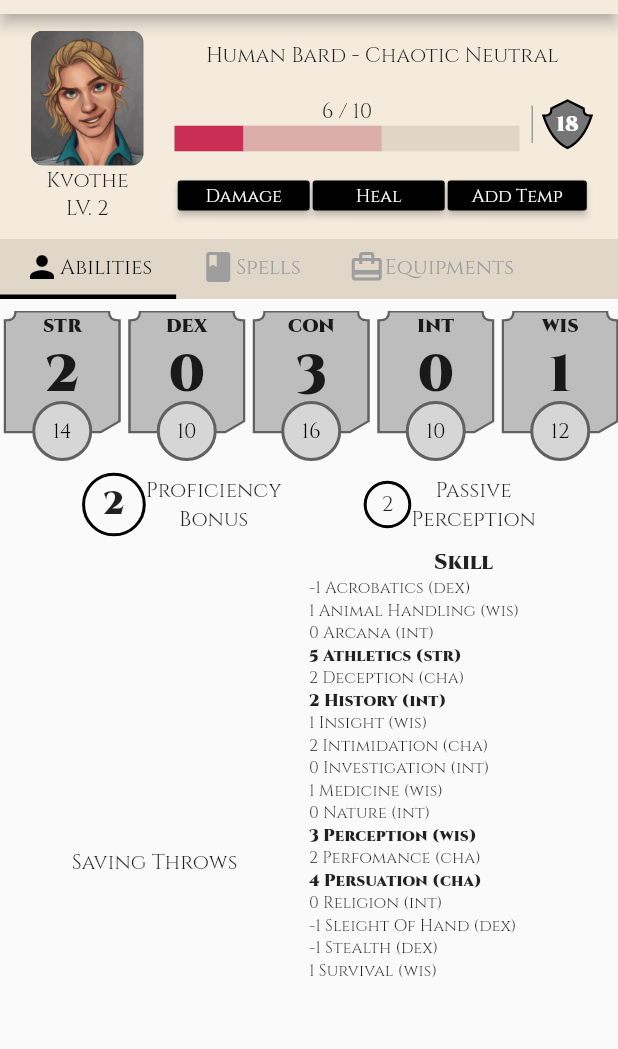
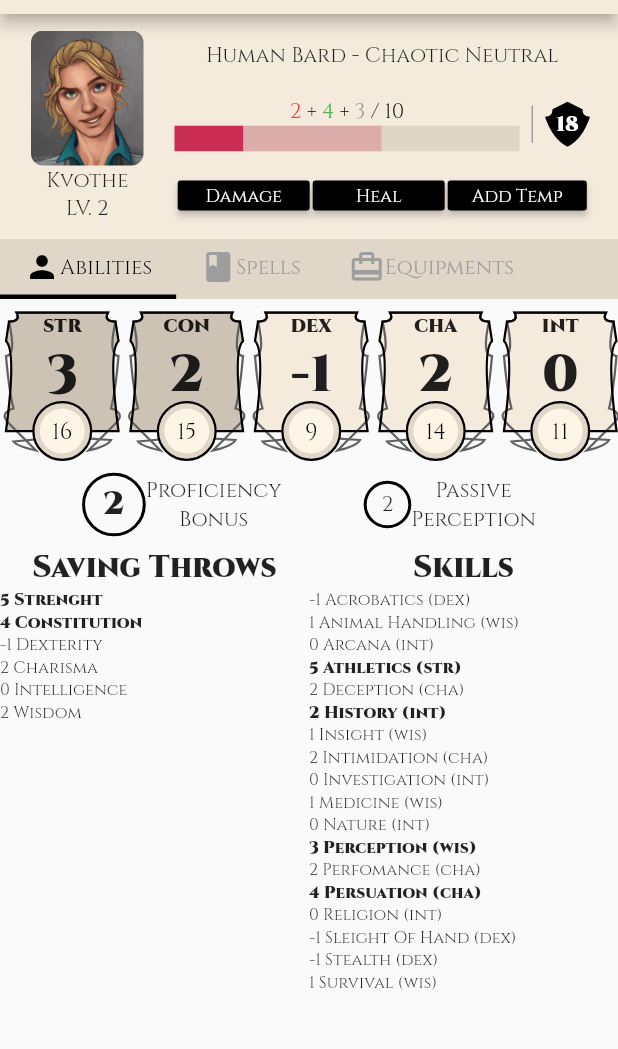
Before and after one commit to lucastercas/dnd-flutter, a Flutter app: the screen it shows after launch, on a phone screen of 412 x 824 dp, the part 70-1119 px from its top. Run offline on Flutter 3.47's test engine with Material 2 defaults, Android fonts, the phone set to English and light mode, and no system bars.

Commit message:
feat(abilities): Add decorations to ability widget

```diff
--- a/lib/models/char.dart
+++ b/lib/models/char.dart
@@ -10,6 +10,7 @@
       this.alignment,
       this.maxHealth,
       this.curHealth,
+      this.tempHealth,
       this.healing,
       this.level,
       this.armour,
@@ -36,6 +37,7 @@
   final int maxHealth;
   final int curHealth;
   final int healing;
+  final int tempHealth;
   final int armour;
 
   Character.fromJson(Map<String, dynamic> json)
@@ -47,9 +49,10 @@
         race = json['race'],
         level = json['level'],
         alignment = json['alignment'],
+        charClass = json['class'],
         maxHealth = json['maxHealth'],
-        charClass = json['class'],
         curHealth = json['curHealth'],
+        tempHealth = json['tempHealth'],
         healing = json['healing'],
         proficiencies = json['proficiencies'],
         savingThrows = json['savingThrows'],
@@ -65,6 +68,7 @@
         'class': charClass,
         'maxHealth': maxHealth,
         'curHealth': curHealth,
+        'tempHealth': tempHealth,
         'savingThrows': savingThrows,
         'healing': healing,
         'proficiencies': proficiencies,
--- a/lib/screens/character.dart
+++ b/lib/screens/character.dart
@@ -41,7 +41,7 @@
             SliverPersistentHeader(
               floating: true,
               pinned: true,
-              delegate: _SliverCharacterHeaderDelegate(
+              delegate: _SliverCharacterStatusDelegate(
                 minHeight: 75,
                 maxHeight: 150,
                 char: char,
@@ -75,8 +75,8 @@
   }
 }
 
-class _SliverCharacterHeaderDelegate extends SliverPersistentHeaderDelegate {
-  _SliverCharacterHeaderDelegate({
+class _SliverCharacterStatusDelegate extends SliverPersistentHeaderDelegate {
+  _SliverCharacterStatusDelegate({
     @required this.minHeight,
     @required this.maxHeight,
     @required this.char,
@@ -107,7 +107,7 @@
   double get minExtent => minHeight;
 
   @override
-  bool shouldRebuild(_SliverCharacterHeaderDelegate oldDelegate) {
+  bool shouldRebuild(_SliverCharacterStatusDelegate oldDelegate) {
     return maxHeight != oldDelegate.maxHeight ||
         minHeight != oldDelegate.minHeight;
   }
--- a/lib/widgets/abilities_tab_view.dart
+++ b/lib/widgets/abilities_tab_view.dart
@@ -18,20 +18,7 @@
         Container(
           padding: EdgeInsets.only(top: 8),
           height: 108,
-          child: ListView.builder(
-            physics: BouncingScrollPhysics(),
-            scrollDirection: Axis.horizontal,
-            itemCount: char.abilities.length,
-            itemBuilder: (BuildContext context, int index) {
-              String abilityName = char.abilities.keys.elementAt(index);
-              var curAbility = char.abilities[abilityName];
-              return AbilityWidget(
-                mod: curAbility["mod"],
-                value: curAbility["value"],
-                name: abilityName,
-              );
-            },
-          ),
+          child: _buildAbilities(),
         ),
         Row(
           mainAxisAlignment: MainAxisAlignment.spaceEvenly,
@@ -42,11 +29,29 @@
         ),
         Row(
           children: <Widget>[
-            CharacterSavingThrows(),
+            CharacterSavingThrows(char: char),
             CharacterSkills(char: char),
           ],
         ),
       ],
     );
   }
+
+  ListView _buildAbilities() {
+    return ListView.builder(
+      physics: BouncingScrollPhysics(),
+      scrollDirection: Axis.horizontal,
+      itemCount: char.abilities.length,
+      itemBuilder: (BuildContext context, int index) {
+        String abilityName = char.abilities.keys.elementAt(index);
+        var curAbility = char.abilities[abilityName];
+        return AbilityWidget(
+          mod: curAbility["mod"],
+          value: curAbility["value"],
+          name: abilityName,
+          proficient: char.proficiencies.contains(abilityName),
+        );
+      },
+    );
+  }
 }
--- a/lib/widgets/ability.dart
+++ b/lib/widgets/ability.dart
@@ -8,11 +8,13 @@
     @required this.name,
     @required this.value,
     @required this.mod,
+    @required this.proficient,
   }) : super(key: key);
 
   final String name;
   final int value;
   final int mod;
+  final bool proficient;
 
   @override
   Widget build(BuildContext context) {
@@ -20,7 +22,7 @@
       padding: EdgeInsets.only(left: 4, right: 4),
       child: Stack(
         children: <Widget>[
-          ModAbility(name: name, mod: mod),
+          ModAbility(name: name, mod: mod, proficient: proficient),
           ValueAbility(value: value)
         ],
       ),
--- a/lib/widgets/ability_mod.dart
+++ b/lib/widgets/ability_mod.dart
@@ -1,38 +1,167 @@
 import 'package:flutter/material.dart';
 
-void bezierTo(Path path, Offset control, Offset end) {
+void bezierTo(Path path, Offset control, Offset end, {String side = "left"}) {
   path.quadraticBezierTo(control.dx, control.dy, end.dx, end.dy);
 }
 
+Path decorationPath(Size size) {
+  Path path = Path();
+
+  // Top left curve
+  path.moveTo(2, 7);
+  bezierTo(
+    path,
+    Offset(10, 7),
+    Offset(7, 1),
+  );
+
+  // Go to right
+  path.lineTo(size.width - 7, 1);
+  // Top right curve
+  bezierTo(
+    path,
+    Offset(size.width - 10, 7),
+    Offset(size.width - 2, 7),
+  );
+
+  // Right decoration 1
+  bezierTo(
+    path,
+    Offset(size.width - 7, 30),
+    Offset(size.width, 30),
+  );
+
+  // Right decoration 2
+  bezierTo(
+    path,
+    Offset(size.width - 2, size.height / 1.5),
+    Offset(size.width - 5, size.height - 15),
+  );
+
+  // Right decoration 3
+  bezierTo(
+    path,
+    Offset(size.width + 5, size.height - 12),
+    Offset(size.width - 2, size.height - 5),
+  );
+  path.lineTo(size.width - 20, size.height + 13);
+
+  // Right decoration 4
+  bezierTo(
+    path,
+    Offset(size.width - 7, size.height + 10),
+    Offset(size.width - 5, size.height + 6),
+  );
+
+  // Go to left
+  bezierTo(
+    path,
+    Offset(size.width / 2, size.height + 3),
+    Offset(5, size.height + 7), // decoration left 4 begin
+  );
+
+  // Left decoration 4
+  bezierTo(
+    path,
+    Offset(7, size.height + 10),
+    Offset(20, size.height + 13),
+  );
+
+  // path.lineTo(18.5, size.height + 10.5);
+
+  path.lineTo(2, size.height - 5);
+
+  // Left decoration 3
+  bezierTo(
+    path,
+    Offset(-5, size.height - 12),
+    Offset(5, size.height - 15),
+  );
+
+  // Left decoration 2
+  bezierTo(
+    path,
+    Offset(2, size.height / 1.5),
+    Offset(0, 30),
+  );
+
+  // Left decoration 1
+  bezierTo(
+    path,
+    Offset(7, 30),
+    Offset(2, 7),
+  );
+
+  path.close();
+
+  return path;
+}
+
 Path makePath(Size size) {
+  Path path = Path();
 
-  double mainPoint = 7;
-  Path path = Path();
-  path.moveTo(0, mainPoint);
-  var control1 = new Offset(mainPoint, mainPoint);
-  var end1 = new Offset(mainPoint, 1);
+  // Top Left Thing
+  path.moveTo(2, 7);
+  Offset control1 = Offset(10, 7);
+  Offset end1 = Offset(7, 1);
   bezierTo(path, control1, end1);
 
-  path.lineTo(size.width - mainPoint, 1);
-  var control2 = new Offset(size.width - mainPoint, mainPoint);
-  var end2 = new Offset(size.width, mainPoint);
+  // Top Right Thing
+  path.lineTo(size.width - 7, 1);
+  Offset control2 = Offset(size.width - 10, 7);
+  Offset end2 = Offset(size.width - 2, 7);
   bezierTo(path, control2, end2);
 
-  path.lineTo(size.width, size.height-mainPoint);
-  path.lineTo(size.width-mainPoint-5, size.height);
+  // Middle Right
+  path.lineTo(size.width, 20);
+
+  // Bottom Right Thing
+  Offset control3 = Offset(size.width - 7, (size.height / 3));
+  Offset end3 = Offset(size.width, size.height);
+  bezierTo(path, control3, end3);
+
+  // Bottom Left
   path.lineTo(0, size.height);
+
+  // Bottom Left to Middle
+  Offset control4 = Offset(7, (size.height / 3));
+  Offset end4 = Offset(0, 20);
+  bezierTo(path, control4, end4);
+
   path.close();
+
   return path;
 }
 
 class AbilityWidgetPainter extends CustomPainter {
+  AbilityWidgetPainter({this.pathFunction});
+  var pathFunction;
+
   @override
   void paint(Canvas canvas, Size size) {
     Paint paint = Paint()
       ..style = PaintingStyle.stroke
-      ..strokeWidth = 3
+      ..strokeWidth = 1.5
+      ..color = Colors.black;
+    Path path = pathFunction(size);
+    canvas.drawPath(path, paint);
+  }
+
+  @override
+  bool shouldRepaint(CustomPainter oldDelegate) => true;
+}
+
+class AbilityWidgetDecorationPainter extends CustomPainter {
+  AbilityWidgetDecorationPainter({this.pathFunction});
+  var pathFunction;
+
+  @override
+  void paint(Canvas canvas, Size size) {
+    Paint paint = Paint()
+      ..style = PaintingStyle.stroke
+      ..strokeWidth = 1.5
       ..color = Colors.grey[700];
-    Path path = makePath(size);
+    Path path = pathFunction(size);
     canvas.drawPath(path, paint);
   }
 
@@ -52,10 +181,12 @@
     Key key,
     @required this.name,
     @required this.mod,
+    @required this.proficient,
   }) : super(key: key);
 
   final String name;
   final int mod;
+  final bool proficient;
 
   @override
   Widget build(BuildContext context) {
@@ -64,14 +195,14 @@
       width: 75,
       child: Stack(
         children: <Widget>[
-          CustomPaint(
-            painter: AbilityWidgetPainter(),
-            child: Container(height: 100),
-          ),
           ClipPath(
             clipper: AbilityWidgetClipper(),
             child: Container(
-              decoration: BoxDecoration(color: Colors.grey[400]),
+              decoration: BoxDecoration(
+                color: proficient
+                    ? Color.fromRGBO(204, 195, 181, 1)
+                    : Color.fromRGBO(244, 235, 221, 1),
+              ),
               alignment: Alignment(0, 0),
               child: Column(
                 children: <Widget>[
@@ -80,6 +211,15 @@
                 ],
               ),
             ),
+          ),
+          CustomPaint(
+            painter:
+                AbilityWidgetDecorationPainter(pathFunction: decorationPath),
+            child: Container(height: 80),
+          ),
+          CustomPaint(
+            painter: AbilityWidgetPainter(pathFunction: makePath),
+            child: Container(height: 80),
           ),
         ],
       ),
@@ -91,7 +231,6 @@
       "${this.mod}",
       style: TextStyle(
         fontSize: 35,
-
         fontWeight: FontWeight.w600,
       ),
     );
@@ -101,7 +240,6 @@
     return Text(
       "${this.name}",
       style: TextStyle(
-
         fontWeight: FontWeight.w600,
       ),
     );
--- a/lib/widgets/ability_value.dart
+++ b/lib/widgets/ability_value.dart
@@ -15,24 +15,33 @@
       bottom: 0,
       child: Container(
         alignment: Alignment(0, 0),
+        height: 40,
+        width: 60,
         decoration: BoxDecoration(
-          color: Colors.grey[350],
+          color: Color.fromRGBO(224, 215, 201, 1),
           shape: BoxShape.circle,
           border: Border.all(
-            width: 2,
-            color: Colors.grey[700],
+            width: 1.5,
+            color: Colors.black,
           ),
         ),
-        child: Text(
-          "${this.value}",
-          style: TextStyle(
-            color: Colors.black,
-
-            fontWeight: FontWeight.w500,
+        child: Container(
+          height: 30,
+          alignment: Alignment(0, 0),
+          width: 50,
+          decoration: BoxDecoration(
+            shape: BoxShape.circle,
+            color: Color.fromRGBO(254, 245, 231, 1),
+          ),
+          child: Text(
+            "${this.value}",
+            style: TextStyle(
+              color: Colors.black,
+              fontWeight: FontWeight.w500,
+              fontSize: 15
+            ),
           ),
         ),
-        height: 40,
-        width: 60,
       ),
     );
   }
--- a/lib/widgets/character_armour.dart
+++ b/lib/widgets/character_armour.dart
@@ -35,20 +35,20 @@
   return path;
 }
 
-class ArmourPainter extends CustomPainter {
-  @override
-  void paint(Canvas canvas, Size size) {
-    Paint paint = Paint()
-      ..style = PaintingStyle.stroke
-      ..strokeWidth = 3
-      ..color = Colors.black;
-    Path path = makePath(size);
-    canvas.drawPath(path, paint);
-  }
+// class ArmourPainter extends CustomPainter {
+//   @override
+//   void paint(Canvas canvas, Size size) {
+//     Paint paint = Paint()
+//       ..style = PaintingStyle.stroke
+//       ..strokeWidth = 3
+//       ..color = Colors.black;
+//     Path path = makePath(size);
+//     canvas.drawPath(path, paint);
+//   }
 
-  @override
-  bool shouldRepaint(CustomPainter oldDelegate) => true;
-}
+//   @override
+//   bool shouldRepaint(CustomPainter oldDelegate) => true;
+// }
 
 class ArmourClipper extends CustomClipper<Path> {
   @override
@@ -67,29 +67,28 @@
     return Container(
       height: 30,
       width: 30,
-      child: Stack(
-        children: <Widget>[
-          CustomPaint(
-            painter: ArmourPainter(),
-            child: Container(height: 30),
-          ),
-          ClipPath(
+      child: ClipPath(
         clipper: ArmourClipper(),
         child: Container(
           alignment: Alignment(0, 0),
-              color: Colors.grey[600],
+          color: Colors.black,
           child: Text(
             "${armourValue}",
             style: TextStyle(
               color: Colors.white,
-
               fontWeight: FontWeight.w600,
             ),
           ),
         ),
-          )
-        ],
       ),
+      // child: Stack(
+      //   children: <Widget>[
+      //     // CustomPaint(
+      //     //   painter: ArmourPainter(),
+      //     //   child: Container(height: 30),
+      //     // ),
+      //   ],
+      // ),
     );
   }
 }
--- a/lib/widgets/character_saving_throws.dart
+++ b/lib/widgets/character_saving_throws.dart
@@ -1,16 +1,48 @@
+import 'package:dnd/models/char.dart';
 import 'package:flutter/material.dart';
 
 class CharacterSavingThrows extends StatelessWidget {
   const CharacterSavingThrows({
     Key key,
+    @required this.char,
   }) : super(key: key);
+  final Character char;
 
   @override
   Widget build(BuildContext context) {
     return Expanded(
       child: Column(
         children: <Widget>[
-          Text("Saving Throws"),
+          Text(
+            "Saving Throws",
+            style: TextStyle(
+              fontWeight: FontWeight.bold,
+              fontSize: 20,
+            ),
+          ),
+          Container(
+            height: 400,
+            child: ListView.builder(
+              physics: BouncingScrollPhysics(),
+              itemCount: char.savingThrows.length,
+              itemBuilder: (BuildContext context, int index) {
+                var savingThrowName = char.savingThrows.keys.elementAt(index);
+                Map<String, dynamic> curSavingThrow =
+                    char.savingThrows[savingThrowName];
+                return Container(
+                  child: Text(
+                    "${curSavingThrow["value"]} ${savingThrowName}",
+                    style: TextStyle(
+                      fontSize: 11,
+                      fontWeight: curSavingThrow["proficient"]
+                          ? FontWeight.bold
+                          : FontWeight.normal,
+                    ),
+                  ),
+                );
+              },
+            ),
+          ),
         ],
       ),
     );
--- a/lib/widgets/character_skills.dart
+++ b/lib/widgets/character_skills.dart
@@ -1,4 +1,3 @@
-
 import 'package:dnd/models/char.dart';
 import 'package:flutter/material.dart';
 
@@ -15,7 +14,13 @@
     return Expanded(
       child: Column(
         children: <Widget>[
-          Text("Skill", style: TextStyle(fontWeight: FontWeight.bold)),
+          Text(
+            "Skills",
+            style: TextStyle(
+              fontWeight: FontWeight.bold,
+              fontSize: 20,
+            ),
+          ),
           Container(
             height: 400,
             child: ListView.builder(
--- a/lib/widgets/character_status.dart
+++ b/lib/widgets/character_status.dart
@@ -86,9 +86,31 @@
           fit: FlexFit.loose,
           child: Column(
             children: <Widget>[
-              Text(
-                "${widget.char.curHealth + widget.char.healing} / ${widget.char.maxHealth}",
-                style: _textStyle,
+              Row(
+                children: <Widget>[
+                  Text(
+                    "${widget.char.curHealth}",
+                    style: TextStyle(color: Colors.red),
+                  ),
+                  widget.char.healing != 0 ? Text(" + ") : Container(),
+                  widget.char.healing != 0
+                      ? Text(
+                          "${widget.char.healing}",
+                          style: TextStyle(color: Colors.green),
+                        )
+                      : Container(),
+                  widget.char.healing != 0 ? Text(" + ") : Container(),
+                  widget.char.healing != 0
+                      ? Text(
+                          "${widget.char.tempHealth}",
+                          style: TextStyle(color: Colors.grey),
+                        )
+                      : Container(),
+                  Text(
+                    " / ${widget.char.maxHealth}",
+                    style: TextStyle(color: Colors.black),
+                  )
+                ],
               ),
               Container(
                 width: 230,
--- a/lib/widgets/health_bar.dart
+++ b/lib/widgets/health_bar.dart
@@ -22,7 +22,6 @@
   final Animation<Color> healingColor = const AlwaysStoppedAnimation<Color>(
     Color.fromRGBO(219, 174, 172, 1),
   );
-
 }
 
 class LinearHealthProgressIndicator extends HealthProgressIndicator {
@@ -136,6 +135,7 @@
     final Paint bkgPaint = Paint()
       ..color = backgroundColor
       ..style = PaintingStyle.fill;
+
     canvas.drawRect(Offset.zero & size, bkgPaint);
 
     final healthPaint = Paint()
@@ -148,15 +148,7 @@
 
     void drawHealthBar(double x, double width) {
       if (width <= 0.0) return;
-      double left;
-      switch (textDirection) {
-        case TextDirection.rtl:
-          left = size.width - width - x;
-          break;
-        case TextDirection.ltr:
-          left = x;
-          break;
-      }
+      double left = x;
       canvas.drawRect(
         Offset(left, 0.0) & Size(width, size.height),
         healthPaint,
@@ -165,15 +157,7 @@
 
     void drawHealingBar(double x, double width) {
       if (width <= 0.0) return;
-      double left;
-      switch (textDirection) {
-        case TextDirection.rtl:
-          left = size.width - width - x;
-          break;
-        case TextDirection.ltr:
-          left = x;
-          break;
-      }
+      double left = x;
       canvas.drawRect(
         Offset(left, 0.0) & Size(width, size.height),
         healingPaint,
```
Also changed, not shown: assets/denna.json (+25 -24 lines). Lines whose indentation alone changed are shown as unchanged.
